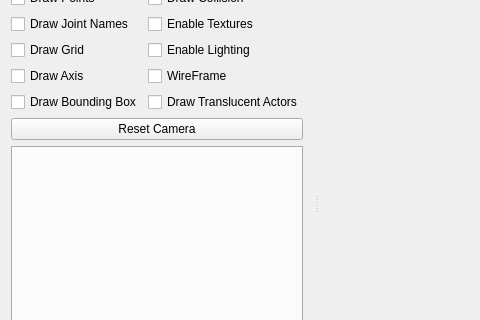
Above: RetroView/forms/CMainWindow.ui from Antidote/MetPrimeTools before the change; both pictures show x 0 to 480 and y 110 to 430 of the 896 by 600 pixel window. Below: the same form after it.
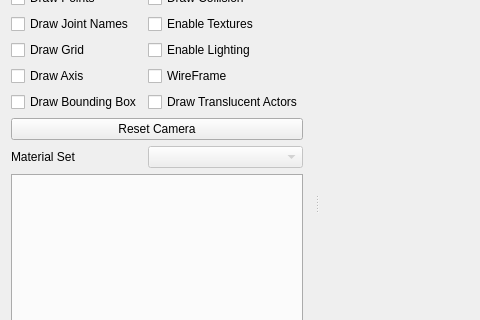
That is the form after the change. Custom widgets are drawn as their Qt base class.

```diff
--- a/RetroView/forms/CMainWindow.ui
+++ b/RetroView/forms/CMainWindow.ui
@@ -88,6 +88,23 @@
    </attribute>
    <widget class="QWidget" name="dockWidgetContents">
     <layout class="QGridLayout" name="gridLayout_3">
+     <item row="4" column="0" colspan="2">
+      <widget class="QTabWidget" name="tabWidget">
+       <property name="tabPosition">
+        <enum>QTabWidget::West</enum>
+       </property>
+       <property name="currentIndex">
+        <number>-1</number>
+       </property>
+      </widget>
+     </item>
+     <item row="1" column="0">
+      <widget class="QLabel" name="fpsLabel">
+       <property name="text">
+        <string>FPS</string>
+       </property>
+      </widget>
+     </item>
      <item row="2" column="0" colspan="2">
       <layout class="QGridLayout" name="gridLayout">
        <item row="0" column="1">
@@ -167,24 +184,21 @@
          </property>
         </widget>
        </item>
-      </layout>
-     </item>
-     <item row="3" column="0" colspan="2">
-      <widget class="QTabWidget" name="tabWidget">
-       <property name="tabPosition">
-        <enum>QTabWidget::West</enum>
-       </property>
-       <property name="currentIndex">
-        <number>-1</number>
+       <item row="6" column="1">
+        <widget class="QComboBox" name="materialSetComboBox">
+         <property name="enabled">
+          <bool>false</bool>
        </property>
       </widget>
      </item>
-     <item row="1" column="0">
-      <widget class="QLabel" name="fpsLabel">
+       <item row="6" column="0">
+        <widget class="QLabel" name="materialSetLbl">
        <property name="text">
-        <string>FPS</string>
-       </property>
-      </widget>
+          <string>Material Set</string>
+         </property>
+        </widget>
+       </item>
+      </layout>
      </item>
     </layout>
    </widget>
```
Left out of the diff: 31 changed lines with no effect on the pictures. Lines whose indentation alone changed are shown as unchanged.
